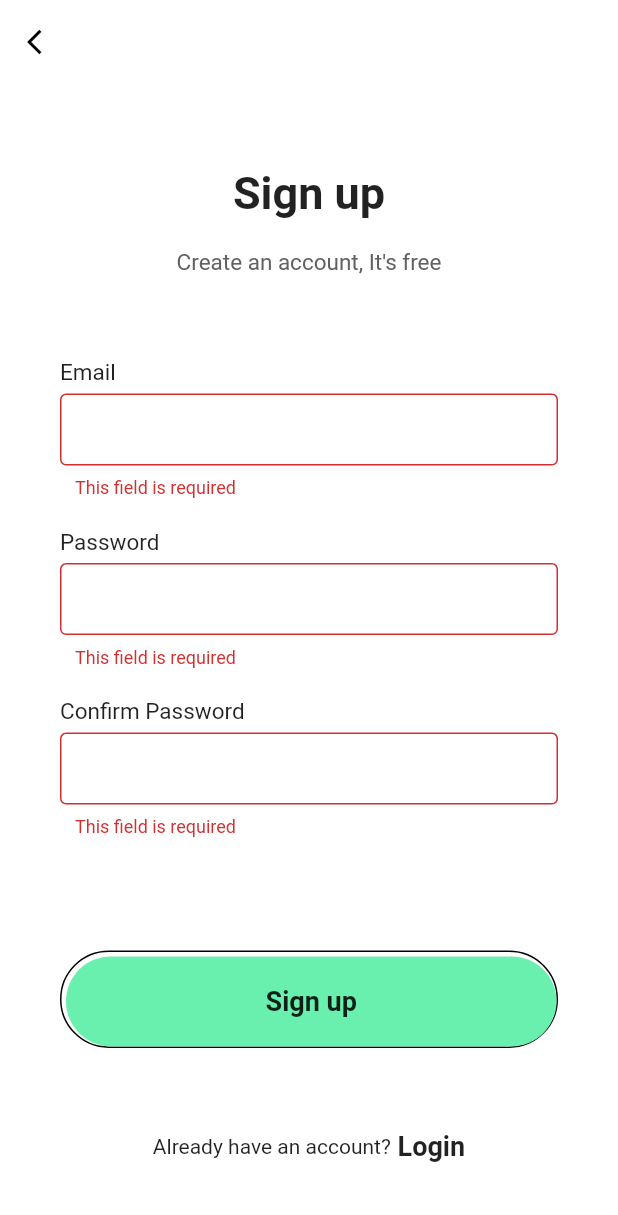
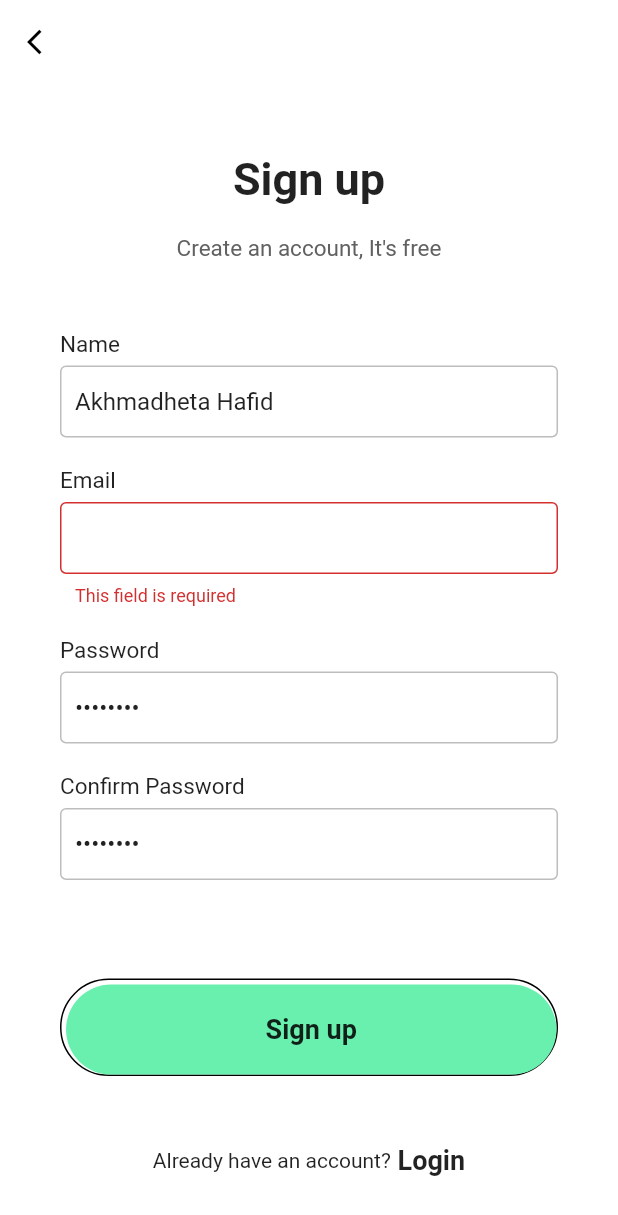
Before and after one commit to AkhmadhetaHPras/flutter-stisla_app, a Flutter app: the RegisterPage screen opened directly, after a tap on "Sign up", on a phone screen of 412 x 824 dp. Shown: the top 1215 px of the screen. Run offline on Flutter 3.47's test engine with Material 2 defaults, Android fonts, the phone set to English and light mode, and no system bars; our stand-ins replace bottom_navy_bar, shared_preferences, simple_animations; accounts and stored records are empty.

Commit message:
register

```diff
--- /dev/null
+++ b/lib/models/user.dart
@@ -0,0 +1,26 @@
+class User {
+  String name;
+  String email;
+  String password;
+  String deviceName;
+  String token;
+
+  User({
+    required this.name,
+    required this.email,
+    required this.password,
+    required this.deviceName,
+    required this.token,
+  });
+
+  factory User.makeUser(Map<String, dynamic> object, String name, String email,
+      String password, String deviceName) {
+    return User(
+      name: name,
+      email: email,
+      password: password,
+      deviceName: deviceName,
+      token: object['token'],
+    );
+  }
+}
--- a/lib/page/register.dart
+++ b/lib/page/register.dart
@@ -1,7 +1,12 @@
+import 'dart:convert';
+
 import 'package:flutter/material.dart';
 import 'package:flutter/services.dart';
+import 'package:http/http.dart';
 import 'package:stisla_app/animation/fade_animation.dart';
 import 'package:stisla_app/components/input_text.dart';
+import 'package:stisla_app/page/home.dart';
+import 'package:stisla_app/services/registerservices.dart';
 
 class RegisterPage extends StatefulWidget {
   const RegisterPage({super.key});
@@ -12,9 +17,17 @@ class RegisterPage extends StatefulWidget {
 
 class _RegisterPageState extends State<RegisterPage> {
   final _formKey = GlobalKey<FormState>();
+  final nInput = TextEditingController(text: "Akhmadheta Hafid");
   final eInput = TextEditingController();
-  final pInput = TextEditingController();
-  final cpInput = TextEditingController();
+  final pInput = TextEditingController(text: "12345678");
+  final cpInput = TextEditingController(text: "12345678");
+  bool _isLoading = false;
+
+  Future<Response> _register() async {
+    var log = await RegisterServices.signup(
+        nInput.text, eInput.text, pInput.text, cpInput.text);
+    return log;
+  }
 
   @override
   Widget build(BuildContext context) {
@@ -71,6 +84,10 @@ class _RegisterPageState extends State<RegisterPage> {
                 child: Column(
                   children: <Widget>[
                     FadeAnimation(
+                      1.0,
+                      InputText(label: "Name", controller: nInput),
+                    ),
+                    FadeAnimation(
                       1.2,
                       InputText(label: "Email", controller: eInput),
                     ),
@@ -109,18 +126,56 @@ class _RegisterPageState extends State<RegisterPage> {
                   child: MaterialButton(
                     minWidth: double.infinity,
                     height: 60,
-                    onPressed: () {
-                      _formKey.currentState!.validate();
+                    onPressed: () async {
+                      FocusManager.instance.primaryFocus?.unfocus();
+                      if (_formKey.currentState!.validate()) {
+                        setState(() {
+                          _isLoading = true;
+                        });
+
+                        var res = await _register();
+                        print(res.statusCode);
+
+                        setState(() {
+                          _isLoading = false;
+                        });
+                        if (res.statusCode == 422) {
+                          ScaffoldMessenger.of(context).showSnackBar(
+                            SnackBar(
+                              content: Text(
+                                json.decode(res.body)['message'],
+                                style: const TextStyle(color: Colors.black),
+                              ),
+                              behavior: SnackBarBehavior.floating,
+                              shape: RoundedRectangleBorder(
+                                borderRadius: BorderRadius.circular(24),
+                              ),
+                              backgroundColor: Colors.white,
+                            ),
+                          );
+                        } else if (res.statusCode == 200) {
+                          Navigator.pushReplacement(
+                            context,
+                            MaterialPageRoute(
+                              builder: (BuildContext context) => const Home(),
+                            ),
+                          );
+                        }
+                      }
                     },
                     color: Colors.greenAccent,
                     elevation: 0,
                     shape: RoundedRectangleBorder(
                         borderRadius: BorderRadius.circular(50)),
-                    child: const Text(
-                      "Sign up",
-                      style:
-                          TextStyle(fontWeight: FontWeight.w600, fontSize: 18),
-                    ),
+                    child: !_isLoading
+                        ? const Text(
+                            "Sign up",
+                            style: TextStyle(
+                                fontWeight: FontWeight.w600, fontSize: 18),
+                          )
+                        : const CircularProgressIndicator(
+                            color: Colors.white,
+                          ),
                   ),
                 ),
               ),
```
Also changed, not shown: lib/services/registerservices.dart (added, +42 -0 lines).
